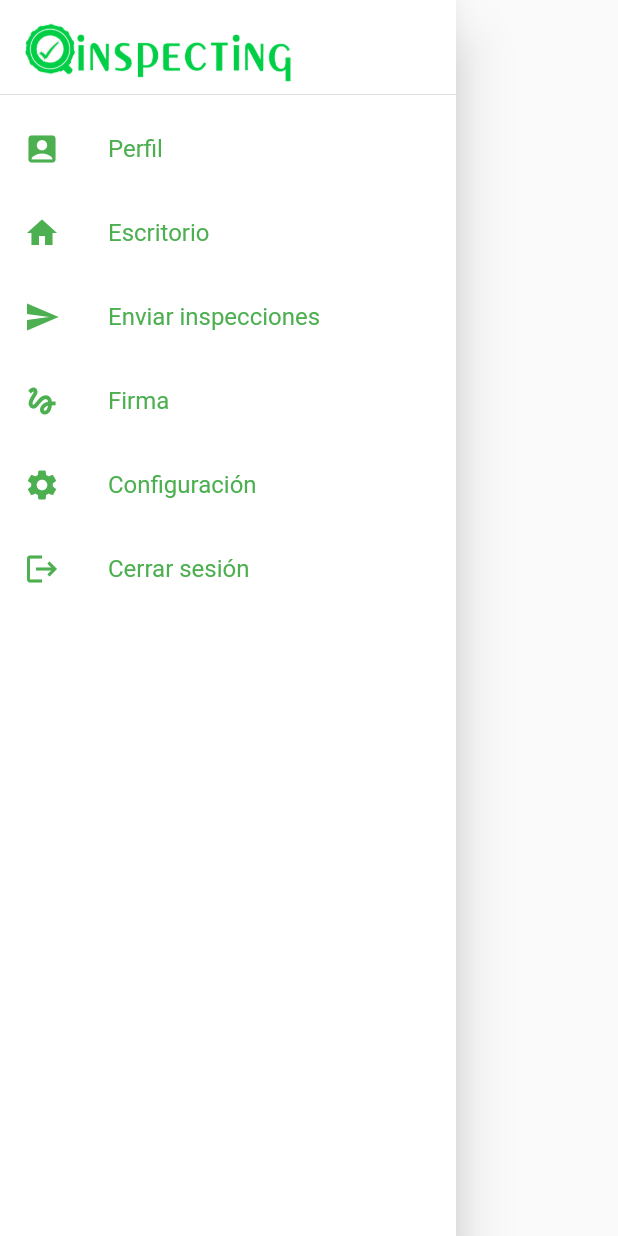
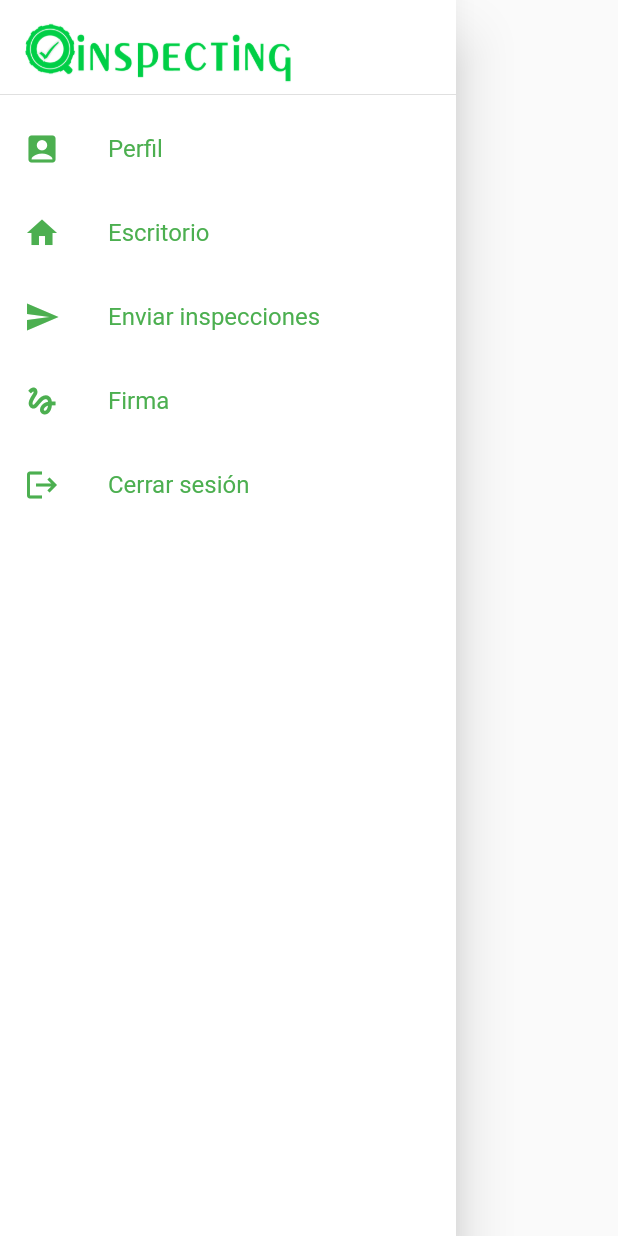
Before and after one commit to eadelson9602/app_qinspecting, a Flutter app: the CustomDrawer widget shown alone on an empty page, opened directly, on a phone screen of 412 x 824 dp. Run offline on Flutter 3.47's test engine with Material 2 defaults, Android fonts, the phone set to English and light mode, and no system bars; drawn by our look-alikes of overlay_support; our stand-ins replace animated_text_kit, card_swiper, connectivity_plus, date_time_picker, dio, flutter_secure_storage and 6 more; missing offline and left inert: syncfusion_flutter_pdf; accounts and stored records are empty.

Commit message:
se comentarea item configuración del menu

```diff
--- a/lib/widgets/custom_drawer.dart
+++ b/lib/widgets/custom_drawer.dart
@@ -74,12 +74,12 @@ class CustomDrawer extends StatelessWidget {
                 title: Text('Firma', style: TextStyle(color: Colors.green)),
                 onTap: () =>
                     Navigator.popAndPushNamed(context, 'signature')),
-            ListTile(
-                leading: Icon(Icons.settings, color: Colors.green),
-                title: Text('Configuración',
-                    style: TextStyle(color: Colors.green)),
-                onTap: () =>
-                    Navigator.popAndPushNamed(context, 'settings')),
+            // ListTile(
+            //     leading: Icon(Icons.settings, color: Colors.green),
+            //     title: Text('Configuración',
+            //         style: TextStyle(color: Colors.green)),
+            //     onTap: () =>
+            //         Navigator.popAndPushNamed(context, 'settings')),
             ListTile(
                 leading: Icon(Icons.logout, color: Colors.green),
                 title: Text('Cerrar sesión',
```
